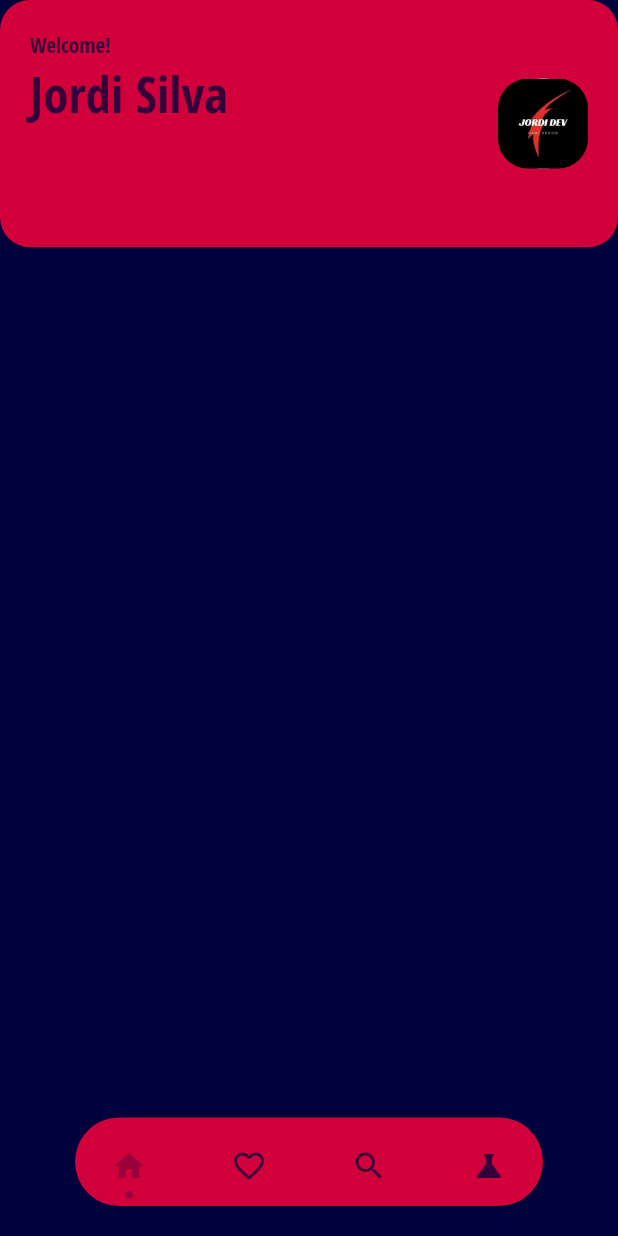
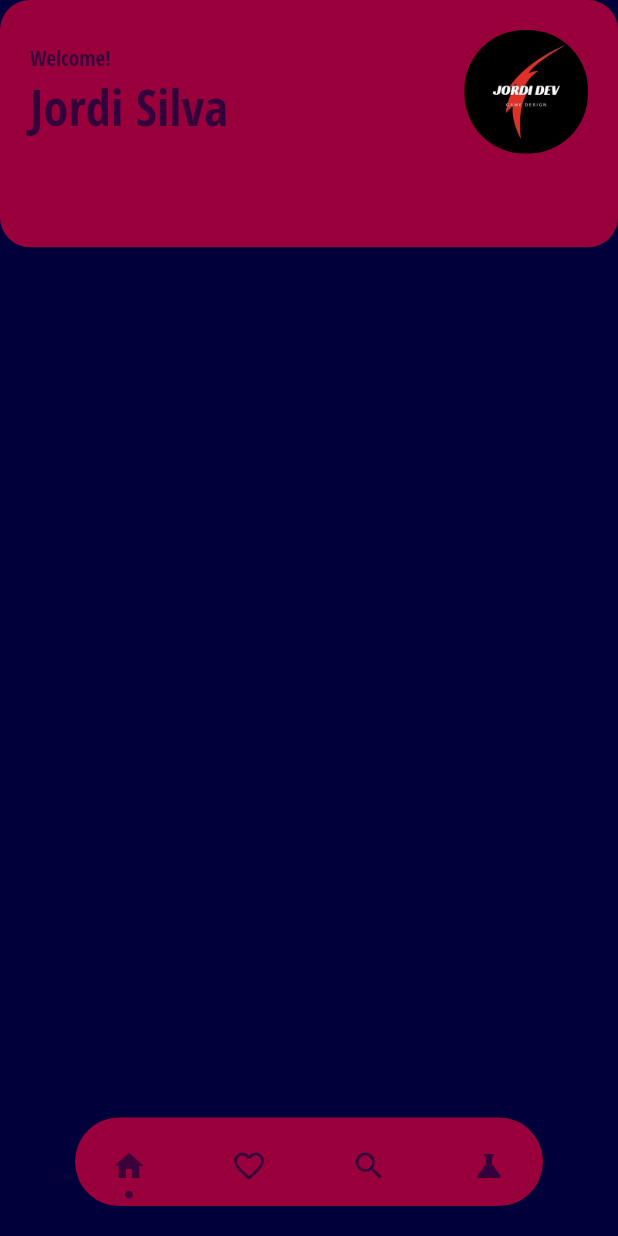
Before and after one commit to JordiDeSanta/PhysXLabo, a Flutter app: the screen it shows after launch, on a phone screen of 412 x 824 dp. Run offline on Flutter 3.47's test engine with Material 2 defaults, Android fonts, the light colour scheme and no system bars; drawn by our look-alikes of dot_navigation_bar; our stand-ins replace google_fonts.

Commit message:
Fixing photo and importing icons

```diff
--- a/lib/src/pages/home_page.dart
+++ b/lib/src/pages/home_page.dart
@@ -1,7 +1,9 @@
 import 'package:flutter/material.dart';
 import 'package:flutter/services.dart';
 import 'package:dot_navigation_bar/dot_navigation_bar.dart';
+
 import 'package:physxlab/src/utils/custom_colors.dart';
+import 'package:physxlab/src/widgets/welcome.dart';
 
 class HomePage extends StatefulWidget {
   HomePage({Key? key}) : super(key: key);
@@ -44,42 +46,9 @@ class _HomePageState extends State<HomePage> {
         child: SafeArea(
           child: Container(
             padding: EdgeInsets.all(20),
-            child: Row(
+            child: Column(
               children: [
-                Column(
-                  crossAxisAlignment: CrossAxisAlignment.start,
-                  children: [
-                    Text(
-                      'Welcome!',
-                      style: textTheme.bodyText1!.copyWith(
-                        fontWeight: FontWeight.w200,
-                        color: customColors.iconsColor,
-                      ),
-                    ),
-                    Text(
-                      'Jordi Silva',
-                      style: textTheme.headline4!.copyWith(
-                        fontWeight: FontWeight.w600,
-                        color: customColors.iconsColor,
-                      ),
-                    ),
-                  ],
-                ),
-                Expanded(
-                  child: Container(),
-                ),
-                CircleAvatar(
-                  radius: 30,
-                  child: Container(
-                    clipBehavior: Clip.antiAlias,
-                    decoration: BoxDecoration(
-                      borderRadius: BorderRadius.circular(20),
-                    ),
-                    child: Image(
-                      image: AssetImage('assets/img/jordidev.jpg'),
-                    ),
-                  ),
-                ),
+                Welcome(),
               ],
             ),
           ),
--- a/lib/src/utils/custom_colors.dart
+++ b/lib/src/utils/custom_colors.dart
@@ -2,8 +2,7 @@ import 'package:flutter/material.dart';
 
 class CustomColors {
   Color backgroundColor = Color.fromARGB(255, 0, 0, 59);
-  Color backgroundSecondaryColor = Color.fromARGB(255, 0, 0, 100);
-  Color buttonsColor = Color.fromARGB(255, 209, 0, 59);
+  Color buttonsColor = Color.fromARGB(255, 153, 0, 59);
   Color iconsColor = Color.fromARGB(255, 51, 0, 59);
-  Color selectedColor = Color.fromARGB(255, 153, 0, 59);
+  Color selectedColor = Color.fromARGB(255, 60, 0, 59);
 }
--- /dev/null
+++ b/lib/src/widgets/welcome.dart
@@ -0,0 +1,49 @@
+import 'package:flutter/material.dart';
+import 'package:physxlab/src/utils/custom_colors.dart';
+
+class Welcome extends StatelessWidget {
+  final customColors = CustomColors();
+
+  @override
+  Widget build(BuildContext context) {
+    final textTheme = Theme.of(context).primaryTextTheme;
+    final h = MediaQuery.of(context).size.height;
+
+    return Row(
+      children: [
+        Column(
+          crossAxisAlignment: CrossAxisAlignment.start,
+          children: [
+            Text(
+              'Welcome!',
+              style: textTheme.bodyText1!.copyWith(
+                fontWeight: FontWeight.w200,
+                color: customColors.iconsColor,
+              ),
+            ),
+            Text(
+              'Jordi Silva',
+              style: textTheme.headline4!.copyWith(
+                fontWeight: FontWeight.w600,
+                color: customColors.iconsColor,
+              ),
+            ),
+          ],
+        ),
+        Expanded(
+          child: Container(),
+        ),
+        Container(
+          height: h * 0.1,
+          clipBehavior: Clip.antiAlias,
+          decoration: BoxDecoration(
+            borderRadius: BorderRadius.circular(40),
+          ),
+          child: Image(
+            image: AssetImage('assets/img/jordidev.jpg'),
+          ),
+        ),
+      ],
+    );
+  }
+}
--- a/pubspec.yaml
+++ b/pubspec.yaml
@@ -13,6 +13,7 @@ dependencies:
     sdk: flutter
   cupertino_icons: ^1.0.2
   dot_navigation_bar: ^1.0.1+3
+  font_awesome_flutter: ^9.1.0
   google_fonts: ^2.1.0
   provider: ^5.0.0
 
```
Also changed, not shown: pubspec.lock.
